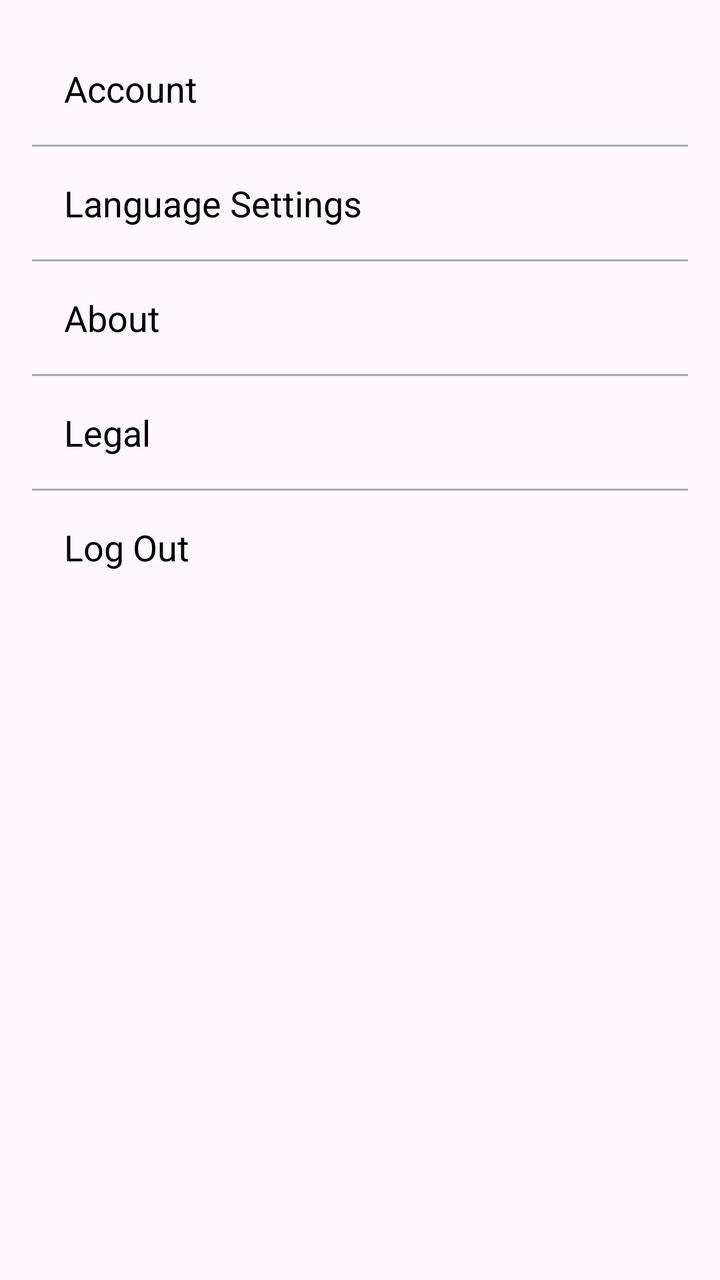
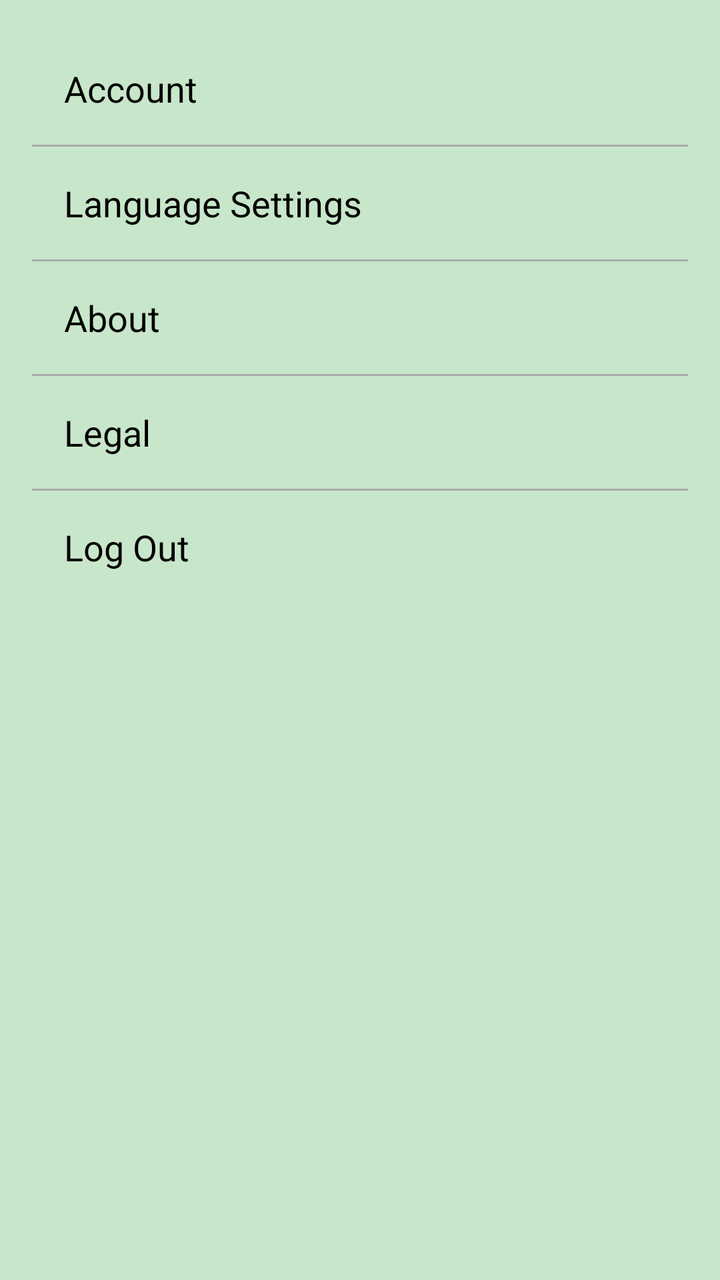

The first picture is an Android layout as it rendered before a commit; the second is the same layout after the commit. The layout source and the unified diff follow.
<!-- AndroidManifest.xml: application theme Theme.OffTheBeatenPath -->
<!-- res/layout/fragment_settings.xml -->
<?xml version="1.0" encoding="utf-8"?>
<LinearLayout xmlns:android="http://schemas.android.com/apk/res/android"
    xmlns:tools="http://schemas.android.com/tools"
    android:layout_width="match_parent"
    android:layout_height="match_parent"
    android:orientation="vertical"
    android:padding="16dp"
    tools:context=".SettingsFragment">

    <TextView
        android:id="@+id/textViewAccount"
        android:layout_width="match_parent"
        android:layout_height="wrap_content"
        android:padding="16dp"
        android:text="@string/account"
        android:textSize="18sp"
        android:textColor="@android:color/black"
        android:background="?android:attr/selectableItemBackground"
        android:drawablePadding="10dp"
        android:clickable="true"
        android:focusable="true"
        android:onClick="onAccountClick"/>

    <View
        android:layout_width="match_parent"
        android:layout_height="1dp"
        android:background="@android:color/darker_gray"/>

    <TextView
        android:id="@+id/textViewLanguage"
        android:layout_width="match_parent"
        android:layout_height="wrap_content"
        android:padding="16dp"
        android:text="@string/language_settings"
        android:textSize="18sp"
        android:textColor="@android:color/black"
        android:background="?android:attr/selectableItemBackground"
        android:drawablePadding="10dp"
        android:clickable="true"
        android:focusable="true"
        android:onClick="onLanguageClick"/>

    <View
        android:layout_width="match_parent"
        android:layout_height="1dp"
        android:background="@android:color/darker_gray"/>

    <TextView
        android:id="@+id/textViewAbout"
        android:layout_width="match_parent"
        android:layout_height="wrap_content"
        android:padding="16dp"
        android:text="@string/about"
        android:textSize="18sp"
        android:textColor="@android:color/black"
        android:background="?android:attr/selectableItemBackground"
        android:drawablePadding="10dp"
        android:clickable="true"
        android:focusable="true"
        android:onClick="onAboutClick"/>

    <View
        android:layout_width="match_parent"
        android:layout_height="1dp"
        android:background="@android:color/darker_gray"/>

    <TextView
        android:id="@+id/textViewLegal"
        android:layout_width="match_parent"
        android:layout_height="wrap_content"
        android:padding="16dp"
        android:text="@string/legal"
        android:textSize="18sp"
        android:textColor="@android:color/black"
        android:background="?android:attr/selectableItemBackground"

        android:drawablePadding="10dp"
        android:clickable="true"
        android:focusable="true"
        android:onClick="onLegalClick"/>

    <View
        android:layout_width="match_parent"
        android:layout_height="1dp"
        android:background="@android:color/darker_gray"/>

    <TextView
        android:id="@+id/textViewLogout"
        android:layout_width="match_parent"
        android:layout_height="wrap_content"
        android:padding="16dp"
        android:text="@string/log_out"
        android:textSize="18sp"
        android:textColor="@android:color/black"
        android:background="?android:attr/selectableItemBackground"
        android:drawablePadding="10dp"
        android:clickable="true"
        android:focusable="true"
        android:onClick="onLogoutClick"/>

</LinearLayout>
<!-- resources referenced by this layout -->
<resources>
  <string name="about">About</string>
  <string name="account">Account</string>
  <string name="language_settings">Language Settings</string>
  <string name="legal">Legal</string>
  <string name="log_out">Log Out</string>
  <style name="Theme.OffTheBeatenPath" parent="Base.Theme.OffTheBeatenPath">
          <item name="android:popupMenuStyle">@style/CustomPopupMenuText</item>
      </style>
  <style name="Base.Theme.OffTheBeatenPath" parent="Theme.Material3.DayNight.NoActionBar">
          
          
      </style>
  <style name="CustomPopupMenuText" parent="TextAppearance.AppCompat.Widget.PopupMenu.Small">
          <item name="android:textColor">@color/black</item>
      </style>
  <color name="black">#FF000000</color>
</resources>

<!-- the commit's change to res/layout/fragment_settings.xml (unified diff, before → after) -->
@@ -5,7 +5,8 @@
     android:layout_height="match_parent"
     android:orientation="vertical"
     android:padding="16dp"
-    tools:context=".SettingsFragment">
+    tools:context=".SettingsFragment"
+    android:background="@color/background">
 
     <TextView
         android:id="@+id/textViewAccount"
<!-- resource entries referenced after the edit -->
@@ -1,5 +1,6 @@
 <!-- resources referenced by this layout -->
 <resources>
+  <color name="background">#C8E6C9</color>ű
   <string name="about">About</string>
   <string name="account">Account</string>
   <string name="language_settings">Language Settings</string>
@@ -11,10 +12,26 @@
   <style name="Base.Theme.OffTheBeatenPath" parent="Theme.Material3.DayNight.NoActionBar">
           
           
+          <item name="toolbarStyle">@style/Widget.App.Toolbar</item>
       </style>
   <style name="CustomPopupMenuText" parent="TextAppearance.AppCompat.Widget.PopupMenu.Small">
           <item name="android:textColor">@color/black</item>
       </style>
+  <style name="Widget.App.Toolbar" parent="Widget.Material3.Toolbar">
+          <item name="materialThemeOverlay">@style/ThemeOverlay.App.Toolbar</item>
+  
+      </style>
   <color name="black">#FF000000</color>
+  <style name="ThemeOverlay.App.Toolbar" parent="">
+          <item name="colorSurface">@color/green</item>
+          <item name="colorOnSurface">@color/light_green</item>
+          <item name="colorOnSurfaceVariant">@color/lightes_green</item>
+          <item name="colorControlNormal">@color/dark_green_2</item>
+  
+      </style>
+  <color name="green">#388E3C</color>
+  <color name="light_green">#66BB6A</color>
+  <color name="lightes_green">#A5D6A7</color>
+  <color name="dark_green_2">#1B5E20</color>
 </resources>
 
